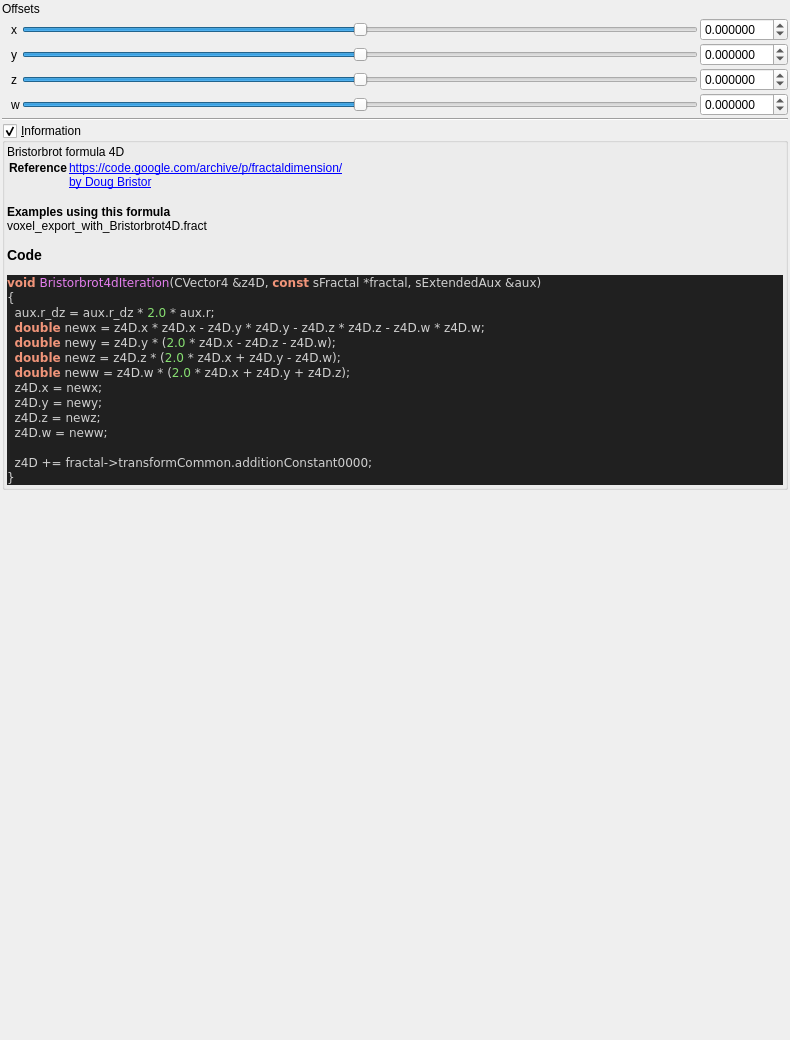
First picture: the form in mandelbulber2/formula/ui/fractal_bristorbrot4d.ui, repository buddhi1980/mandelbulber2, before the edit.
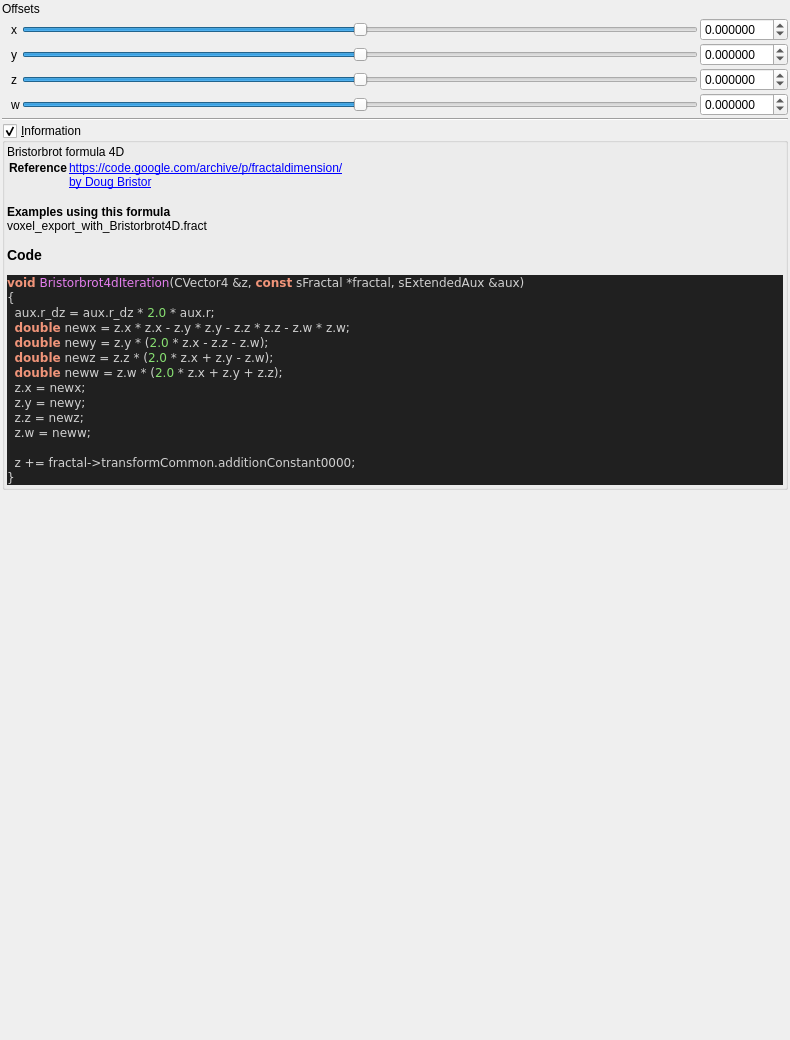
Second picture: the form after the edit. Custom widgets are drawn as their Qt base class.

Diff of the .ui file:
```diff
--- a/mandelbulber2/formula/ui/fractal_bristorbrot4d.ui
+++ b/mandelbulber2/formula/ui/fractal_bristorbrot4d.ui
@@ -322,19 +322,19 @@
 &lt;/table&gt;
 &lt;br&gt;&lt;b&gt;Examples using this formula&lt;/b&gt;&lt;br&gt;voxel_export_with_Bristorbrot4D.fract&lt;h3&gt;Code&lt;/h3&gt;
 &lt;body style=&quot;background-color:#202020&quot;&gt;
-&lt;pre style=&quot;color:#d0d0d0; background-color:#202020;  font-family:'Courier New',monospace;&quot;&gt;&lt;span style=&quot;color:#f09479; font-weight:bold&quot;&gt;void&lt;/span&gt; &lt;span style=&quot;color:#e47eed&quot;&gt;Bristorbrot4dIteration&lt;/span&gt;&lt;span style=&quot;color:#d0d0d0&quot;&gt;(&lt;/span&gt;CVector4 &lt;span style=&quot;color:#d0d0d0&quot;&gt;&amp;amp;&lt;/span&gt;z4D&lt;span style=&quot;color:#d0d0d0&quot;&gt;,&lt;/span&gt; &lt;span style=&quot;color:#f09479; font-weight:bold&quot;&gt;const&lt;/span&gt; sFractal &lt;span style=&quot;color:#d0d0d0&quot;&gt;*&lt;/span&gt;fractal&lt;span style=&quot;color:#d0d0d0&quot;&gt;,&lt;/span&gt; sExtendedAux &lt;span style=&quot;color:#d0d0d0&quot;&gt;&amp;amp;&lt;/span&gt;aux&lt;span style=&quot;color:#d0d0d0&quot;&gt;)&lt;/span&gt;
+&lt;pre style=&quot;color:#d0d0d0; background-color:#202020;  font-family:'Courier New',monospace;&quot;&gt;&lt;span style=&quot;color:#f09479; font-weight:bold&quot;&gt;void&lt;/span&gt; &lt;span style=&quot;color:#e47eed&quot;&gt;Bristorbrot4dIteration&lt;/span&gt;&lt;span style=&quot;color:#d0d0d0&quot;&gt;(&lt;/span&gt;CVector4 &lt;span style=&quot;color:#d0d0d0&quot;&gt;&amp;amp;&lt;/span&gt;z&lt;span style=&quot;color:#d0d0d0&quot;&gt;,&lt;/span&gt; &lt;span style=&quot;color:#f09479; font-weight:bold&quot;&gt;const&lt;/span&gt; sFractal &lt;span style=&quot;color:#d0d0d0&quot;&gt;*&lt;/span&gt;fractal&lt;span style=&quot;color:#d0d0d0&quot;&gt;,&lt;/span&gt; sExtendedAux &lt;span style=&quot;color:#d0d0d0&quot;&gt;&amp;amp;&lt;/span&gt;aux&lt;span style=&quot;color:#d0d0d0&quot;&gt;)&lt;/span&gt;
 &lt;span style=&quot;color:#d0d0d0&quot;&gt;{&lt;/span&gt;
   aux&lt;span style=&quot;color:#d0d0d0&quot;&gt;.&lt;/span&gt;r_dz &lt;span style=&quot;color:#d0d0d0&quot;&gt;=&lt;/span&gt; aux&lt;span style=&quot;color:#d0d0d0&quot;&gt;.&lt;/span&gt;r_dz &lt;span style=&quot;color:#d0d0d0&quot;&gt;*&lt;/span&gt; &lt;span style=&quot;color:#87df71&quot;&gt;2.0&lt;/span&gt; &lt;span style=&quot;color:#d0d0d0&quot;&gt;*&lt;/span&gt; aux&lt;span style=&quot;color:#d0d0d0&quot;&gt;.&lt;/span&gt;r&lt;span style=&quot;color:#d0d0d0&quot;&gt;;&lt;/span&gt;
-  &lt;span style=&quot;color:#f09479; font-weight:bold&quot;&gt;double&lt;/span&gt; newx &lt;span style=&quot;color:#d0d0d0&quot;&gt;=&lt;/span&gt; z4D&lt;span style=&quot;color:#d0d0d0&quot;&gt;.&lt;/span&gt;x &lt;span style=&quot;color:#d0d0d0&quot;&gt;*&lt;/span&gt; z4D&lt;span style=&quot;color:#d0d0d0&quot;&gt;.&lt;/span&gt;x &lt;span style=&quot;color:#d0d0d0&quot;&gt;-&lt;/span&gt; z4D&lt;span style=&quot;color:#d0d0d0&quot;&gt;.&lt;/span&gt;y &lt;span style=&quot;color:#d0d0d0&quot;&gt;*&lt;/span&gt; z4D&lt;span style=&quot;color:#d0d0d0&quot;&gt;.&lt;/span&gt;y &lt;span style=&quot;color:#d0d0d0&quot;&gt;-&lt;/span&gt; z4D&lt;span style=&quot;color:#d0d0d0&quot;&gt;.&lt;/span&gt;z &lt;span style=&quot;color:#d0d0d0&quot;&gt;*&lt;/span&gt; z4D&lt;span style=&quot;color:#d0d0d0&quot;&gt;.&lt;/span&gt;z &lt;span style=&quot;color:#d0d0d0&quot;&gt;-&lt;/span&gt; z4D&lt;span style=&quot;color:#d0d0d0&quot;&gt;.&lt;/span&gt;w &lt;span style=&quot;color:#d0d0d0&quot;&gt;*&lt;/span&gt; z4D&lt;span style=&quot;color:#d0d0d0&quot;&gt;.&lt;/span&gt;w&lt;span style=&quot;color:#d0d0d0&quot;&gt;;&lt;/span&gt;
-  &lt;span style=&quot;color:#f09479; font-weight:bold&quot;&gt;double&lt;/span&gt; newy &lt;span style=&quot;color:#d0d0d0&quot;&gt;=&lt;/span&gt; z4D&lt;span style=&quot;color:#d0d0d0&quot;&gt;.&lt;/span&gt;y &lt;span style=&quot;color:#d0d0d0&quot;&gt;* (&lt;/span&gt;&lt;span style=&quot;color:#87df71&quot;&gt;2.0&lt;/span&gt; &lt;span style=&quot;color:#d0d0d0&quot;&gt;*&lt;/span&gt; z4D&lt;span style=&quot;color:#d0d0d0&quot;&gt;.&lt;/span&gt;x &lt;span style=&quot;color:#d0d0d0&quot;&gt;-&lt;/span&gt; z4D&lt;span style=&quot;color:#d0d0d0&quot;&gt;.&lt;/span&gt;z &lt;span style=&quot;color:#d0d0d0&quot;&gt;-&lt;/span&gt; z4D&lt;span style=&quot;color:#d0d0d0&quot;&gt;.&lt;/span&gt;w&lt;span style=&quot;color:#d0d0d0&quot;&gt;);&lt;/span&gt;
-  &lt;span style=&quot;color:#f09479; font-weight:bold&quot;&gt;double&lt;/span&gt; newz &lt;span style=&quot;color:#d0d0d0&quot;&gt;=&lt;/span&gt; z4D&lt;span style=&quot;color:#d0d0d0&quot;&gt;.&lt;/span&gt;z &lt;span style=&quot;color:#d0d0d0&quot;&gt;* (&lt;/span&gt;&lt;span style=&quot;color:#87df71&quot;&gt;2.0&lt;/span&gt; &lt;span style=&quot;color:#d0d0d0&quot;&gt;*&lt;/span&gt; z4D&lt;span style=&quot;color:#d0d0d0&quot;&gt;.&lt;/span&gt;x &lt;span style=&quot;color:#d0d0d0&quot;&gt;+&lt;/span&gt; z4D&lt;span style=&quot;color:#d0d0d0&quot;&gt;.&lt;/span&gt;y &lt;span style=&quot;color:#d0d0d0&quot;&gt;-&lt;/span&gt; z4D&lt;span style=&quot;color:#d0d0d0&quot;&gt;.&lt;/span&gt;w&lt;span style=&quot;color:#d0d0d0&quot;&gt;);&lt;/span&gt;
-  &lt;span style=&quot;color:#f09479; font-weight:bold&quot;&gt;double&lt;/span&gt; neww &lt;span style=&quot;color:#d0d0d0&quot;&gt;=&lt;/span&gt; z4D&lt;span style=&quot;color:#d0d0d0&quot;&gt;.&lt;/span&gt;w &lt;span style=&quot;color:#d0d0d0&quot;&gt;* (&lt;/span&gt;&lt;span style=&quot;color:#87df71&quot;&gt;2.0&lt;/span&gt; &lt;span style=&quot;color:#d0d0d0&quot;&gt;*&lt;/span&gt; z4D&lt;span style=&quot;color:#d0d0d0&quot;&gt;.&lt;/span&gt;x &lt;span style=&quot;color:#d0d0d0&quot;&gt;+&lt;/span&gt; z4D&lt;span style=&quot;color:#d0d0d0&quot;&gt;.&lt;/span&gt;y &lt;span style=&quot;color:#d0d0d0&quot;&gt;+&lt;/span&gt; z4D&lt;span style=&quot;color:#d0d0d0&quot;&gt;.&lt;/span&gt;z&lt;span style=&quot;color:#d0d0d0&quot;&gt;);&lt;/span&gt;
-  z4D&lt;span style=&quot;color:#d0d0d0&quot;&gt;.&lt;/span&gt;x &lt;span style=&quot;color:#d0d0d0&quot;&gt;=&lt;/span&gt; newx&lt;span style=&quot;color:#d0d0d0&quot;&gt;;&lt;/span&gt;
-  z4D&lt;span style=&quot;color:#d0d0d0&quot;&gt;.&lt;/span&gt;y &lt;span style=&quot;color:#d0d0d0&quot;&gt;=&lt;/span&gt; newy&lt;span style=&quot;color:#d0d0d0&quot;&gt;;&lt;/span&gt;
-  z4D&lt;span style=&quot;color:#d0d0d0&quot;&gt;.&lt;/span&gt;z &lt;span style=&quot;color:#d0d0d0&quot;&gt;=&lt;/span&gt; newz&lt;span style=&quot;color:#d0d0d0&quot;&gt;;&lt;/span&gt;
-  z4D&lt;span style=&quot;color:#d0d0d0&quot;&gt;.&lt;/span&gt;w &lt;span style=&quot;color:#d0d0d0&quot;&gt;=&lt;/span&gt; neww&lt;span style=&quot;color:#d0d0d0&quot;&gt;;&lt;/span&gt;
+  &lt;span style=&quot;color:#f09479; font-weight:bold&quot;&gt;double&lt;/span&gt; newx &lt;span style=&quot;color:#d0d0d0&quot;&gt;=&lt;/span&gt; z&lt;span style=&quot;color:#d0d0d0&quot;&gt;.&lt;/span&gt;x &lt;span style=&quot;color:#d0d0d0&quot;&gt;*&lt;/span&gt; z&lt;span style=&quot;color:#d0d0d0&quot;&gt;.&lt;/span&gt;x &lt;span style=&quot;color:#d0d0d0&quot;&gt;-&lt;/span&gt; z&lt;span style=&quot;color:#d0d0d0&quot;&gt;.&lt;/span&gt;y &lt;span style=&quot;color:#d0d0d0&quot;&gt;*&lt;/span&gt; z&lt;span style=&quot;color:#d0d0d0&quot;&gt;.&lt;/span&gt;y &lt;span style=&quot;color:#d0d0d0&quot;&gt;-&lt;/span&gt; z&lt;span style=&quot;color:#d0d0d0&quot;&gt;.&lt;/span&gt;z &lt;span style=&quot;color:#d0d0d0&quot;&gt;*&lt;/span&gt; z&lt;span style=&quot;color:#d0d0d0&quot;&gt;.&lt;/span&gt;z &lt;span style=&quot;color:#d0d0d0&quot;&gt;-&lt;/span&gt; z&lt;span style=&quot;color:#d0d0d0&quot;&gt;.&lt;/span&gt;w &lt;span style=&quot;color:#d0d0d0&quot;&gt;*&lt;/span&gt; z&lt;span style=&quot;color:#d0d0d0&quot;&gt;.&lt;/span&gt;w&lt;span style=&quot;color:#d0d0d0&quot;&gt;;&lt;/span&gt;
+  &lt;span style=&quot;color:#f09479; font-weight:bold&quot;&gt;double&lt;/span&gt; newy &lt;span style=&quot;color:#d0d0d0&quot;&gt;=&lt;/span&gt; z&lt;span style=&quot;color:#d0d0d0&quot;&gt;.&lt;/span&gt;y &lt;span style=&quot;color:#d0d0d0&quot;&gt;* (&lt;/span&gt;&lt;span style=&quot;color:#87df71&quot;&gt;2.0&lt;/span&gt; &lt;span style=&quot;color:#d0d0d0&quot;&gt;*&lt;/span&gt; z&lt;span style=&quot;color:#d0d0d0&quot;&gt;.&lt;/span&gt;x &lt;span style=&quot;color:#d0d0d0&quot;&gt;-&lt;/span&gt; z&lt;span style=&quot;color:#d0d0d0&quot;&gt;.&lt;/span&gt;z &lt;span style=&quot;color:#d0d0d0&quot;&gt;-&lt;/span&gt; z&lt;span style=&quot;color:#d0d0d0&quot;&gt;.&lt;/span&gt;w&lt;span style=&quot;color:#d0d0d0&quot;&gt;);&lt;/span&gt;
+  &lt;span style=&quot;color:#f09479; font-weight:bold&quot;&gt;double&lt;/span&gt; newz &lt;span style=&quot;color:#d0d0d0&quot;&gt;=&lt;/span&gt; z&lt;span style=&quot;color:#d0d0d0&quot;&gt;.&lt;/span&gt;z &lt;span style=&quot;color:#d0d0d0&quot;&gt;* (&lt;/span&gt;&lt;span style=&quot;color:#87df71&quot;&gt;2.0&lt;/span&gt; &lt;span style=&quot;color:#d0d0d0&quot;&gt;*&lt;/span&gt; z&lt;span style=&quot;color:#d0d0d0&quot;&gt;.&lt;/span&gt;x &lt;span style=&quot;color:#d0d0d0&quot;&gt;+&lt;/span&gt; z&lt;span style=&quot;color:#d0d0d0&quot;&gt;.&lt;/span&gt;y &lt;span style=&quot;color:#d0d0d0&quot;&gt;-&lt;/span&gt; z&lt;span style=&quot;color:#d0d0d0&quot;&gt;.&lt;/span&gt;w&lt;span style=&quot;color:#d0d0d0&quot;&gt;);&lt;/span&gt;
+  &lt;span style=&quot;color:#f09479; font-weight:bold&quot;&gt;double&lt;/span&gt; neww &lt;span style=&quot;color:#d0d0d0&quot;&gt;=&lt;/span&gt; z&lt;span style=&quot;color:#d0d0d0&quot;&gt;.&lt;/span&gt;w &lt;span style=&quot;color:#d0d0d0&quot;&gt;* (&lt;/span&gt;&lt;span style=&quot;color:#87df71&quot;&gt;2.0&lt;/span&gt; &lt;span style=&quot;color:#d0d0d0&quot;&gt;*&lt;/span&gt; z&lt;span style=&quot;color:#d0d0d0&quot;&gt;.&lt;/span&gt;x &lt;span style=&quot;color:#d0d0d0&quot;&gt;+&lt;/span&gt; z&lt;span style=&quot;color:#d0d0d0&quot;&gt;.&lt;/span&gt;y &lt;span style=&quot;color:#d0d0d0&quot;&gt;+&lt;/span&gt; z&lt;span style=&quot;color:#d0d0d0&quot;&gt;.&lt;/span&gt;z&lt;span style=&quot;color:#d0d0d0&quot;&gt;);&lt;/span&gt;
+  z&lt;span style=&quot;color:#d0d0d0&quot;&gt;.&lt;/span&gt;x &lt;span style=&quot;color:#d0d0d0&quot;&gt;=&lt;/span&gt; newx&lt;span style=&quot;color:#d0d0d0&quot;&gt;;&lt;/span&gt;
+  z&lt;span style=&quot;color:#d0d0d0&quot;&gt;.&lt;/span&gt;y &lt;span style=&quot;color:#d0d0d0&quot;&gt;=&lt;/span&gt; newy&lt;span style=&quot;color:#d0d0d0&quot;&gt;;&lt;/span&gt;
+  z&lt;span style=&quot;color:#d0d0d0&quot;&gt;.&lt;/span&gt;z &lt;span style=&quot;color:#d0d0d0&quot;&gt;=&lt;/span&gt; newz&lt;span style=&quot;color:#d0d0d0&quot;&gt;;&lt;/span&gt;
+  z&lt;span style=&quot;color:#d0d0d0&quot;&gt;.&lt;/span&gt;w &lt;span style=&quot;color:#d0d0d0&quot;&gt;=&lt;/span&gt; neww&lt;span style=&quot;color:#d0d0d0&quot;&gt;;&lt;/span&gt;
 
-  z4D &lt;span style=&quot;color:#d0d0d0&quot;&gt;+=&lt;/span&gt; fractal&lt;span style=&quot;color:#d0d0d0&quot;&gt;-&amp;gt;&lt;/span&gt;transformCommon&lt;span style=&quot;color:#d0d0d0&quot;&gt;.&lt;/span&gt;additionConstant0000&lt;span style=&quot;color:#d0d0d0&quot;&gt;;&lt;/span&gt;
+  z &lt;span style=&quot;color:#d0d0d0&quot;&gt;+=&lt;/span&gt; fractal&lt;span style=&quot;color:#d0d0d0&quot;&gt;-&amp;gt;&lt;/span&gt;transformCommon&lt;span style=&quot;color:#d0d0d0&quot;&gt;.&lt;/span&gt;additionConstant0000&lt;span style=&quot;color:#d0d0d0&quot;&gt;;&lt;/span&gt;
 &lt;span style=&quot;color:#d0d0d0&quot;&gt;}&lt;/span&gt;
 &lt;/pre&gt;
 &lt;/body&gt;</string>
```
